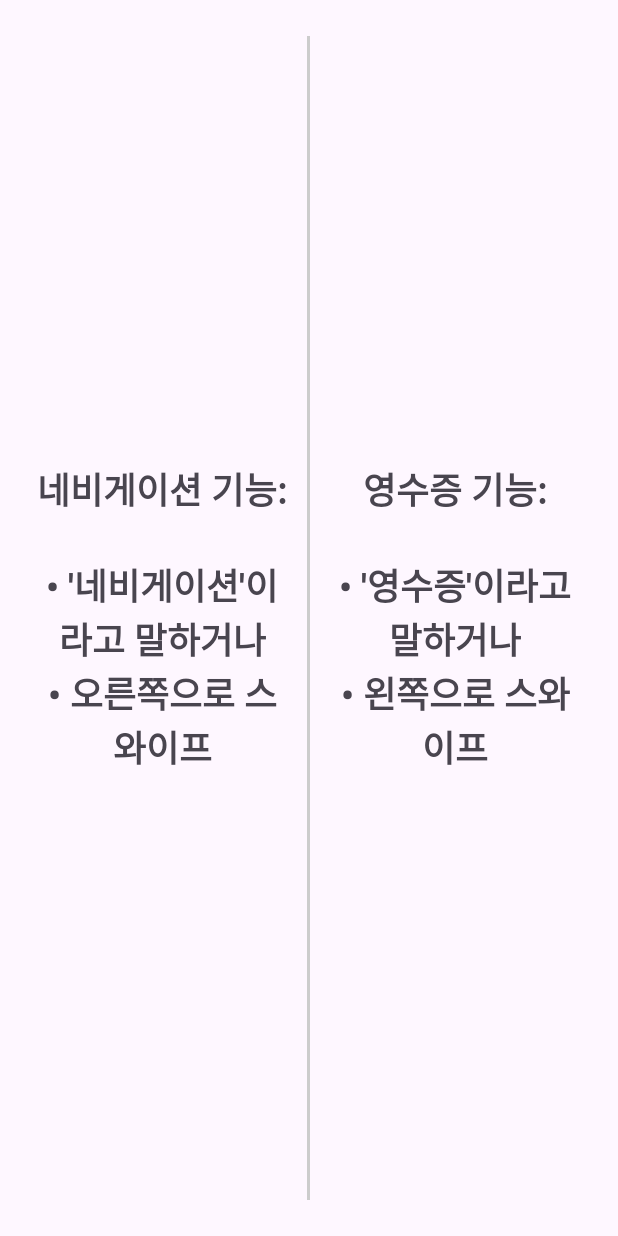
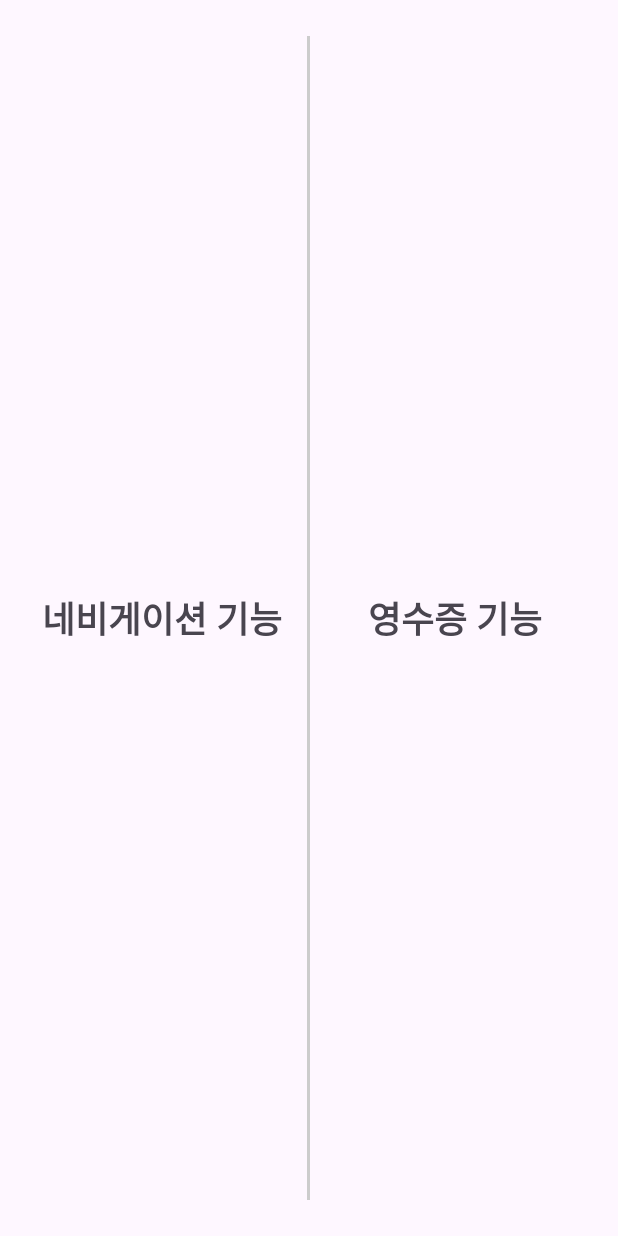
Before and after one commit to LeeJH104/AI-Eyes-Capstone, an Android app: the layout activity_main.xml on its own in the app's theme, with its tools: preview values and no code run, on a phone screen of 412 x 824 dp. Run offline under Robolectric (Android 15) with nearby library versions, the phone set to English and light mode, and no system bars.

Commit message:
Edit text

```diff
--- a/app/src/main/res/layout/activity_main.xml
+++ b/app/src/main/res/layout/activity_main.xml
@@ -13,7 +13,7 @@
         android:layout_height="match_parent"
         android:layout_weight="1"
         android:gravity="center"
-        android:text="네비게이션 기능:\n\n• '네비게이션'이라고 말하거나\n• 오른쪽으로 스와이프"
+        android:text="네비게이션 기능"
         android:textSize="24sp"
         android:textStyle="bold" />
 
@@ -31,7 +31,7 @@
         android:layout_height="match_parent"
         android:layout_weight="1"
         android:gravity="center"
-        android:text="영수증 기능:\n\n• '영수증'이라고 말하거나\n• 왼쪽으로 스와이프"
+        android:text="영수증 기능"
         android:textSize="24sp"
         android:textStyle="bold" />
 
```
